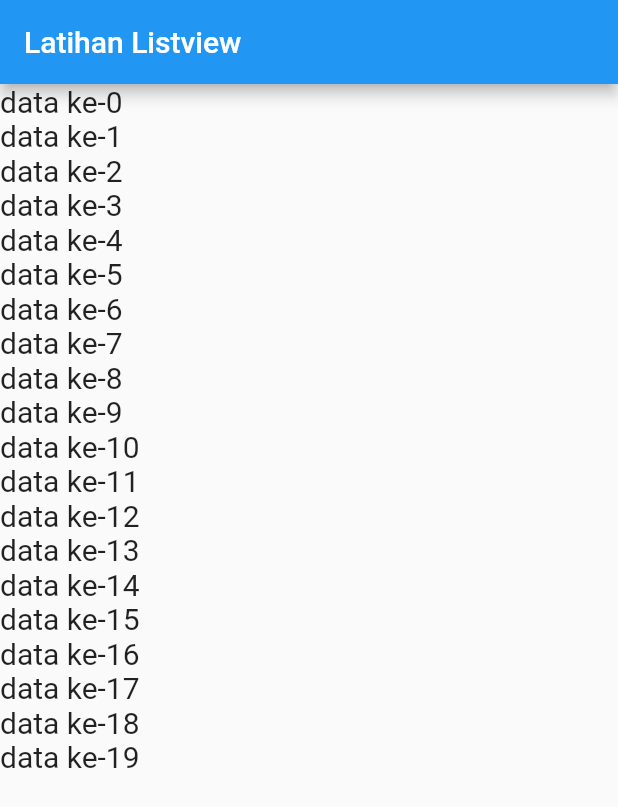
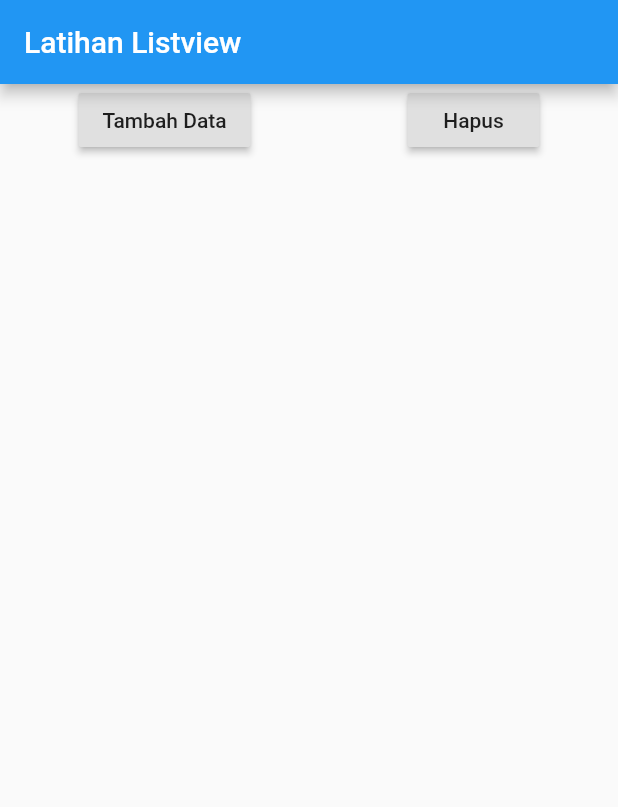
Before and after one commit to mindatama/GIT, a Flutter app: the screen it shows after launch, on a phone screen of 412 x 824 dp. Shown: the top 807 px of the screen. Run offline on Flutter 3.47's test engine with Material 2 defaults, Android fonts, the light colour scheme and no system bars.

Commit message:
hellow_world_flutter tambah contoh tambah data ke-x dan hapus data ke-x

```diff
--- a/hello_world_flutter/lib/main.dart
+++ b/hello_world_flutter/lib/main.dart
@@ -1,3 +1,4 @@
+import 'dart:developer';
 import 'dart:ui';
 
 import 'package:flutter/material.dart';
@@ -13,14 +14,7 @@ class Myapp extends StatefulWidget {
 
 class _MyappState extends State<Myapp> {
   List<Widget> widgets = [];
-
-  _MyappState() {
-    for (int i = 0; i <= 19; i++)
-      widgets.add(Text(
-        "data ke-" + i.toString(),
-        style: TextStyle(fontSize: 20),
-      ));
-  }
+  int counter = 30;
 
   @override
   Widget build(BuildContext context) {
@@ -29,9 +23,37 @@ class _MyappState extends State<Myapp> {
         appBar: AppBar(
           title: Text("Latihan Listview"),
         ),
-        body: ListView(
-          children: widgets,
-        ),
+        body: ListView(children: <Widget>[
+          Row(
+            mainAxisAlignment: MainAxisAlignment.spaceAround,
+            children: <Widget>[
+              RaisedButton(
+                child: Text('Tambah Data'),
+                onPressed: () {
+                  setState(() {
+                    widgets.add(Text(
+                      "data ke-" + counter.toString(),
+                      style: TextStyle(fontSize: 20),
+                    ));
+                    counter++;
+                  });
+                },
+              ),
+              RaisedButton(
+                  child: Text("Hapus"),
+                  onPressed: () {
+                    setState(() {
+                      widgets.removeLast();
+                      counter--;
+                    });
+                  })
+            ],
+          ),
+          Column(
+            crossAxisAlignment: CrossAxisAlignment.start,
+            children: widgets,
+          )
+        ]),
       ),
     );
   }
```
